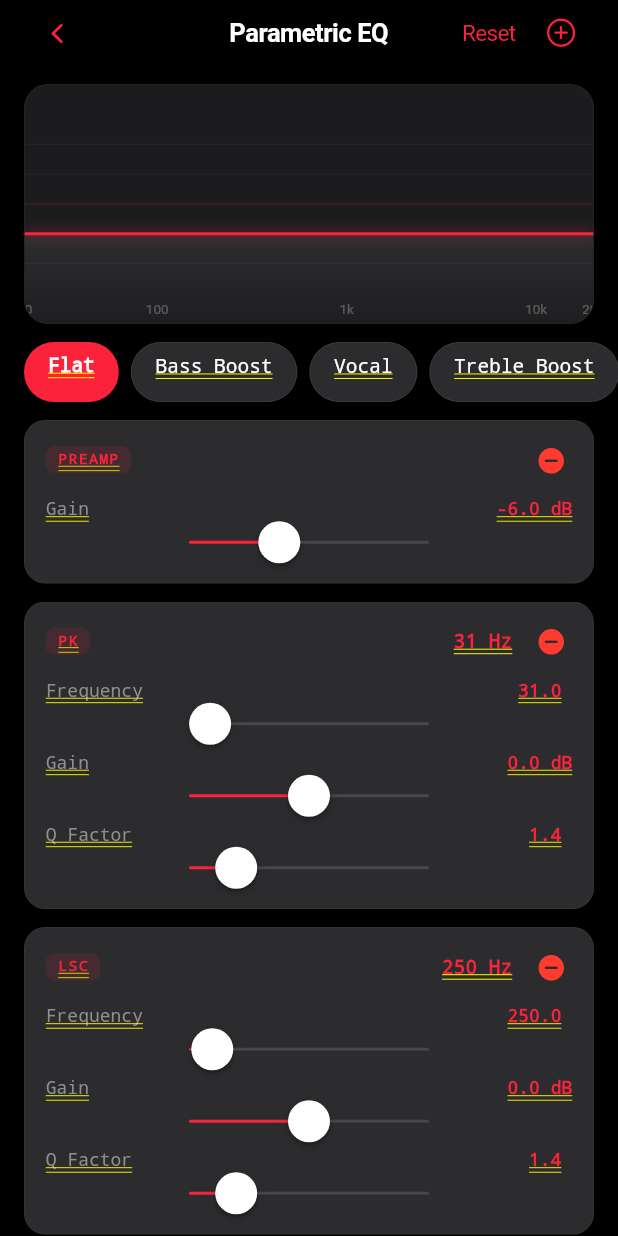
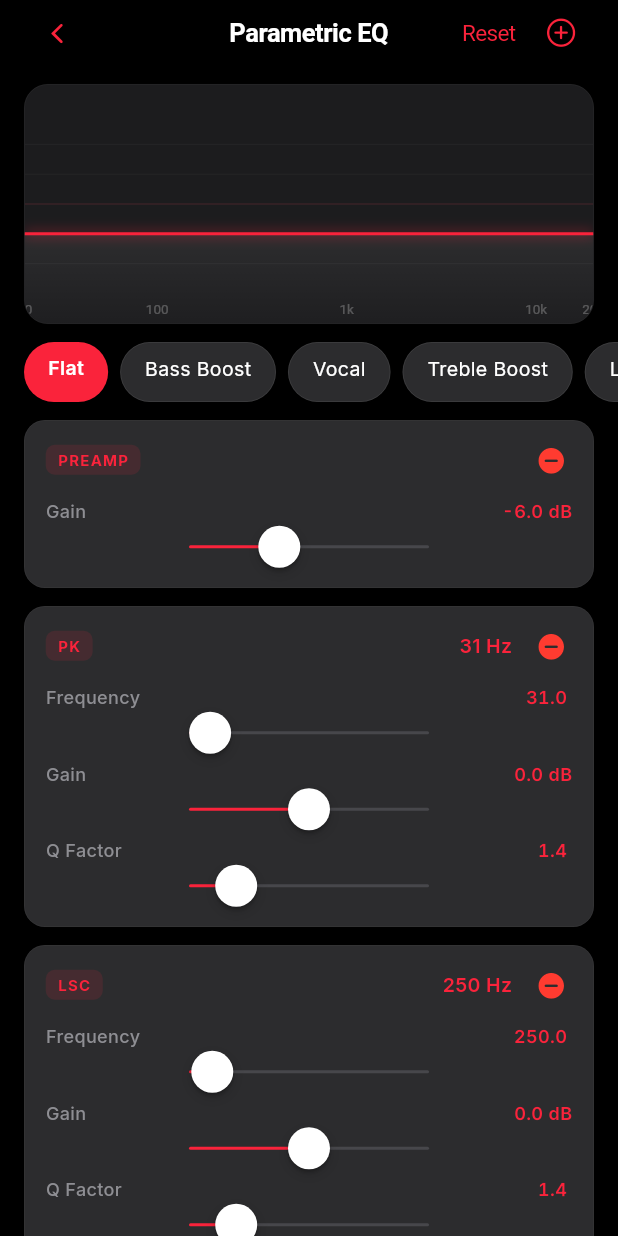
Before and after one commit to eduardojrdeveloper-git/LuminaPro, a Flutter app: the EqAdvancedScreen screen opened directly, on a phone screen of 412 x 824 dp. Run offline on Flutter 3.47's test engine with Material 3 defaults, Android fonts, the phone set to English and light mode, and no system bars; our stand-ins replace google_fonts; missing offline and left inert: dart:ffi, metadata_god; project files that could hold a hidden picture were left out.

Commit message:
Fix:Ui/Ux improvment

```diff
--- a/lib/ui/eq_advanced_screen.dart
+++ b/lib/ui/eq_advanced_screen.dart
@@ -178,6 +178,7 @@
             fontWeight: FontWeight.w600,
             fontSize: 17,
             letterSpacing: -0.3,
+            decoration: TextDecoration.none,
           ),
         ),
         backgroundColor:
@@ -200,7 +201,8 @@
                 style: TextStyle(
                     color: LuminaColors.accent,
                     fontSize: 15,
-                    fontWeight: FontWeight.w400),
+                    fontWeight: FontWeight.w400,
+                    decoration: TextDecoration.none),
               ),
             ),
             CupertinoButton(
@@ -212,6 +214,8 @@
           ],
         ),
       ),
+      child: Material(
+        type: MaterialType.transparency,
         child: SafeArea(
           child: Column(
             children: [
@@ -290,6 +294,7 @@
                                 : (isDark
                                     ? Colors.white
                                     : Colors.black87),
+                            decoration: TextDecoration.none,
                           ),
                         ),
                       ),
@@ -313,6 +318,7 @@
                 ),
               ),
             ],
+          ),
         ),
       ),
     );
@@ -365,6 +371,7 @@
                     fontSize: 10,
                     letterSpacing: 0.8,
                     color: LuminaColors.accent,
+                    decoration: TextDecoration.none,
                   ),
                 ),
               ),
@@ -378,6 +385,7 @@
                       fontSize: 13,
                       fontWeight: FontWeight.w600,
                       color: LuminaColors.accent,
+                      decoration: TextDecoration.none,
                     ),
                   ),
                 ),
@@ -434,7 +442,8 @@
                   style: const TextStyle(
                       fontSize: 12,
                       fontWeight: FontWeight.w500,
-                      color: LuminaColors.labelSecondary)),
+                      color: LuminaColors.labelSecondary,
+                      decoration: TextDecoration.none)),
               GestureDetector(
                 onTap: () => _showEditPopup(index, label, value, min: min, max: max),
                 child: Text(
@@ -444,6 +453,7 @@
                     fontWeight: FontWeight.w600,
                     color: LuminaColors.accent,
                     fontFeatures: const [FontFeature.tabularFigures()],
+                    decoration: TextDecoration.none,
                   ),
                 ),
               ),
@@ -505,6 +515,7 @@
     final labelStyle = TextStyle(
       color: (isDark ? Colors.white : Colors.black).withOpacity(0.25),
       fontSize: 9,
+      decoration: TextDecoration.none,
     );
     for (final (freq, label) in freqLabels) {
       final x = _freqToX(freq, size.width);
```
Also changed, not shown: lib/main.dart (+5 -5 lines), lib/ui/search_screen.dart (+21 -10 lines). Lines whose indentation alone changed are shown as unchanged.
